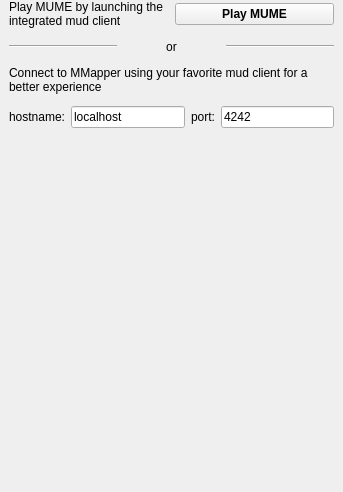
Old version of the form src/client/ClientWidget.ui in the repository MUME/MMapper.
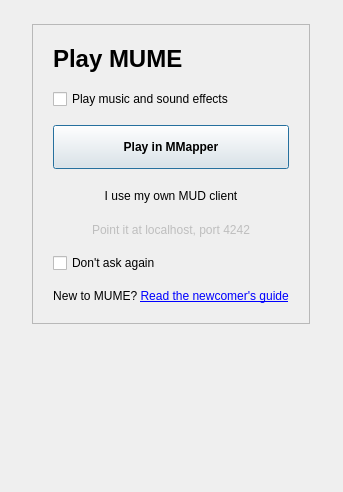
New version of the form. Icons and pictures are not drawn. Custom widgets are drawn as their Qt base class.

Commit message: separate panel logic from widgets and add small-window/touch support (#549)

```diff
--- a/src/client/ClientWidget.ui
+++ b/src/client/ClientWidget.ui
@@ -32,13 +32,7 @@
       <number>0</number>
      </property>
      <widget class="QWidget" name="welcomePage">
-      <property name="minimumSize">
-       <size>
-        <width>343</width>
-        <height>0</height>
-       </size>
-      </property>
-      <layout class="QVBoxLayout" name="verticalLayout">
+      <layout class="QVBoxLayout" name="welcomeLayout">
        <property name="spacing">
         <number>0</number>
        </property>
@@ -59,220 +53,153 @@
          <property name="frameShape">
           <enum>QFrame::NoFrame</enum>
          </property>
-         <property name="lineWidth">
-          <number>0</number>
-         </property>
-         <property name="horizontalScrollBarPolicy">
-          <enum>Qt::ScrollBarAlwaysOff</enum>
-         </property>
-         <property name="sizeAdjustPolicy">
-          <enum>QAbstractScrollArea::AdjustToContentsOnFirstShow</enum>
-         </property>
          <property name="widgetResizable">
           <bool>true</bool>
          </property>
          <widget class="QWidget" name="scrollAreaWidgetContents">
-          <property name="geometry">
-           <rect>
-            <x>0</x>
-            <y>0</y>
-            <width>343</width>
-            <height>504</height>
-           </rect>
-          </property>
-          <layout class="QVBoxLayout" name="verticalLayout_3">
+          <layout class="QVBoxLayout" name="scrollLayout">
            <property name="spacing">
-            <number>12</number>
+            <number>24</number>
            </property>
            <property name="leftMargin">
-            <number>9</number>
+            <number>24</number>
            </property>
            <property name="topMargin">
-            <number>0</number>
+            <number>24</number>
            </property>
            <property name="rightMargin">
-            <number>9</number>
+            <number>24</number>
            </property>
            <property name="bottomMargin">
-            <number>0</number>
+            <number>24</number>
            </property>
-           <item>
-            <widget class="QFrame" name="playFrame">
+           <item alignment="Qt::AlignHCenter">
+            <widget class="QFrame" name="card">
+             <property name="maximumSize">
+              <size>
+               <width>420</width>
+               <height>16777215</height>
+              </size>
+             </property>
              <property name="frameShape">
-              <enum>QFrame::NoFrame</enum>
+              <enum>QFrame::StyledPanel</enum>
              </property>
-             <property name="frameShadow">
-              <enum>QFrame::Raised</enum>
-             </property>
-             <layout class="QHBoxLayout" name="horizontalLayout_2">
+             <layout class="QVBoxLayout" name="cardLayout">
+              <property name="spacing">
+               <number>16</number>
+              </property>
               <property name="leftMargin">
-               <number>0</number>
+               <number>20</number>
               </property>
               <property name="topMargin">
-               <number>0</number>
+               <number>20</number>
               </property>
               <property name="rightMargin">
-               <number>0</number>
+               <number>20</number>
               </property>
               <property name="bottomMargin">
-               <number>0</number>
+               <number>20</number>
               </property>
               <item>
-               <widget class="QLabel" name="playLabel">
+               <widget class="QLabel" name="titleLabel">
+                <property name="font">
+                 <font>
+                  <pointsize>18</pointsize>
+                  <bold>true</bold>
+                 </font>
+                </property>
                 <property name="text">
-                 <string>Play MUME by launching the integrated mud client</string>
+                 <string>Play MUME</string>
                 </property>
-                <property name="wordWrap">
-                 <bool>true</bool>
+               </widget>
+              </item>
+              <item>
+               <widget class="QCheckBox" name="soundCheckBox">
+                <property name="statusTip">
+                 <string>MUME has area music and sound effects; you can change your mind in Preferences</string>
+                </property>
+                <property name="text">
+                 <string>Play music and sound effects</string>
+                </property>
+                <property name="icon">
+                 <iconset resource="../resources/mmapper2.qrc">
+                  <normaloff>:/icons/audiocfg.png</normaloff>:/icons/audiocfg.png</iconset>
                 </property>
                </widget>
               </item>
               <item>
                <widget class="QPushButton" name="playButton">
-                <property name="font">
-                 <font>
-                  <bold>true</bold>
-                 </font>
-                </property>
-                <property name="statusTip">
-                 <string>Play MUME using the integrated mud client</string>
-                </property>
-                <property name="text">
-                 <string extracomment="MMapper Client">Play MUME</string>
-                </property>
-                <property name="icon">
-                 <iconset resource="../resources/mmapper2.qrc">
-                  <normaloff>:/icons/terminal.png</normaloff>:/icons/terminal.png</iconset>
-                </property>
-                <property name="iconSize">
+                <property name="minimumSize">
                  <size>
-                  <width>48</width>
-                  <height>48</height>
+                  <width>0</width>
+                  <height>44</height>
                  </size>
                 </property>
-               </widget>
-              </item>
-             </layout>
-            </widget>
-           </item>
-           <item>
-            <widget class="QFrame" name="clientFrame">
-             <property name="frameShape">
-              <enum>QFrame::NoFrame</enum>
-             </property>
-             <property name="lineWidth">
-              <number>0</number>
-             </property>
-             <layout class="QGridLayout" name="gridLayout_2">
-              <property name="leftMargin">
-               <number>0</number>
-              </property>
-              <property name="topMargin">
-               <number>0</number>
-              </property>
-              <property name="rightMargin">
-               <number>0</number>
-              </property>
-              <property name="bottomMargin">
-               <number>0</number>
-              </property>
-              <property name="spacing">
-               <number>0</number>
-              </property>
-              <item row="2" column="1">
-               <widget class="QLabel" name="label">
-                <property name="text">
-                 <string>or</string>
+                <property name="font">
+                 <font>
+                  <bold>true</bold>
+                 </font>
                 </property>
-                <property name="alignment">
-                 <set>Qt::AlignCenter</set>
+                <property name="statusTip">
+                 <string>Play MUME right here in MMapper</string>
                 </property>
-               </widget>
-              </item>
-              <item row="2" column="0">
-               <widget class="Line" name="line">
-                <property name="orientation">
-                 <enum>Qt::Horizontal</enum>
-                </property>
-               </widget>
-              </item>
-              <item row="2" column="2">
-               <widget class="Line" name="line_2">
-                <property name="orientation">
-                 <enum>Qt::Horizontal</enum>
-                </property>
-               </widget>
-              </item>
-             </layout>
-            </widget>
-           </item>
-           <item>
-            <widget class="QLabel" name="helpLabel">
-             <property name="text">
-              <string>Connect to MMapper using your favorite mud client for a better experience</string>
-             </property>
-             <property name="wordWrap">
-              <bool>true</bool>
-             </property>
-            </widget>
-           </item>
-           <item>
-            <widget class="QFrame" name="hostnamePortFrame">
-             <property name="frameShape">
-              <enum>QFrame::NoFrame</enum>
-             </property>
-             <property name="lineWidth">
-              <number>0</number>
-             </property>
-             <layout class="QHBoxLayout" name="horizontalLayout">
-              <property name="leftMargin">
-               <number>0</number>
-              </property>
-              <property name="topMargin">
-               <number>0</number>
-              </property>
-              <property name="rightMargin">
-               <number>0</number>
-              </property>
-              <property name="bottomMargin">
-               <number>0</number>
-              </property>
-              <item>
-               <widget class="QLabel" name="hostnameLabel">
                 <property name="text">
-                 <string>hostname:</string>
+                 <string extracomment="MMapper Client">Play in MMapper</string>
                 </property>
-                <property name="alignment">
-                 <set>Qt::AlignRight|Qt::AlignTrailing|Qt::AlignVCenter</set>
+                <property name="icon">
+                 <iconset resource="../resources/mmapper2.qrc">
+                  <normaloff>:/icons/terminal.png</normaloff>:/icons/terminal.png</iconset>
                 </property>
+                <property name="default">
+                 <bool>true</bool>
+                </property>
                </widget>
               </item>
               <item>
-               <widget class="QLineEdit" name="hostname">
+               <widget class="QPushButton" name="externalButton">
+                <property name="statusTip">
+                 <string>Keep MMapper as the mapper and play in another MUD client</string>
+                </property>
                 <property name="text">
-                 <string>localhost</string>
+                 <string>I use my own MUD client</string>
                 </property>
-                <property name="readOnly">
+                <property name="flat">
                  <bool>true</bool>
                 </property>
                </widget>
               </item>
               <item>
                <widget class="QLabel" name="portLabel">
+                <property name="enabled">
+                 <bool>false</bool>
+                </property>
                 <property name="text">
-                 <string>port:</string>
+                 <string>Point it at localhost, port 4242</string>
                 </property>
                 <property name="alignment">
-                 <set>Qt::AlignRight|Qt::AlignTrailing|Qt::AlignVCenter</set>
+                 <set>Qt::AlignCenter</set>
                 </property>
                </widget>
               </item>
               <item>
-               <widget class="QLineEdit" name="port">
+               <widget class="QCheckBox" name="dontAskCheckBox">
+                <property name="statusTip">
+                 <string>Next time, do what you choose now without asking</string>
+                </property>
                 <property name="text">
-                 <string>4242</string>
+                 <string>Don't ask again</string>
                 </property>
-                <property name="readOnly">
+               </widget>
+              </item>
+              <item>
+               <widget class="QLabel" name="newcomerLabel">
+                <property name="text">
+                 <string>New to MUME? &lt;a href="https://docs.mume.org/newcomers"&gt;Read the newcomer's guide&lt;/a&gt;</string>
+                </property>
+                <property name="alignment">
+                 <set>Qt::AlignCenter</set>
+                </property>
+                <property name="openExternalLinks">
                  <bool>true</bool>
                 </property>
                </widget>
```
Left out of the diff: 60 changed lines with no effect on the pictures. The commit also changes 129 other files.
